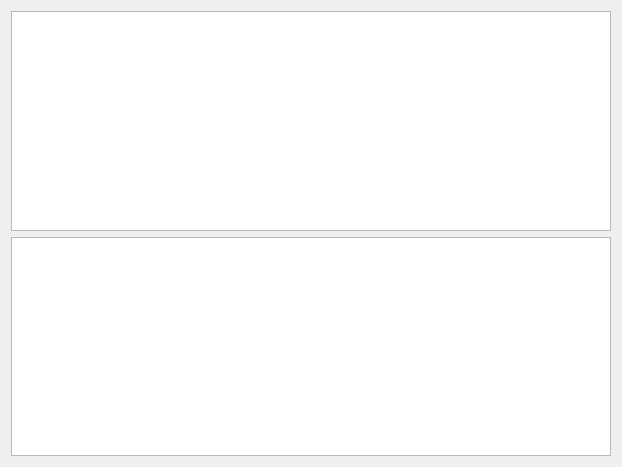
Above: filtertableview.ui from YPAROT/DCL before the change. Below: the same form after it.
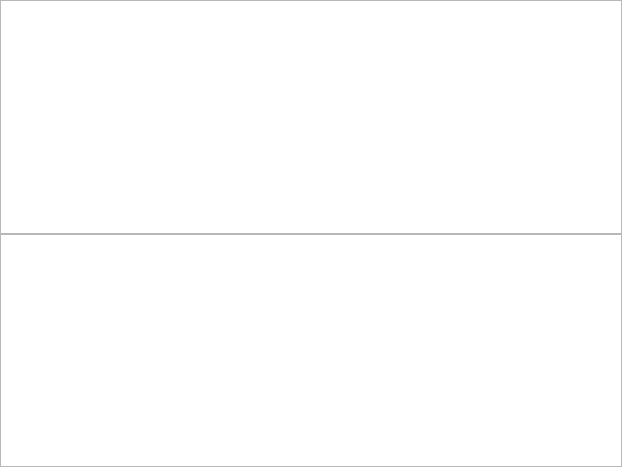
That is the form after the change. Custom widgets are drawn as their Qt base class.

What changed in the file:
```diff
--- a/filtertableview.ui
+++ b/filtertableview.ui
@@ -14,6 +14,21 @@
    <string>Form</string>
   </property>
   <layout class="QVBoxLayout" name="verticalLayout">
+   <property name="spacing">
+    <number>0</number>
+   </property>
+   <property name="leftMargin">
+    <number>0</number>
+   </property>
+   <property name="topMargin">
+    <number>0</number>
+   </property>
+   <property name="rightMargin">
+    <number>0</number>
+   </property>
+   <property name="bottomMargin">
+    <number>0</number>
+   </property>
    <item>
     <widget class="QTableWidget" name="filterTable"/>
    </item>
```
